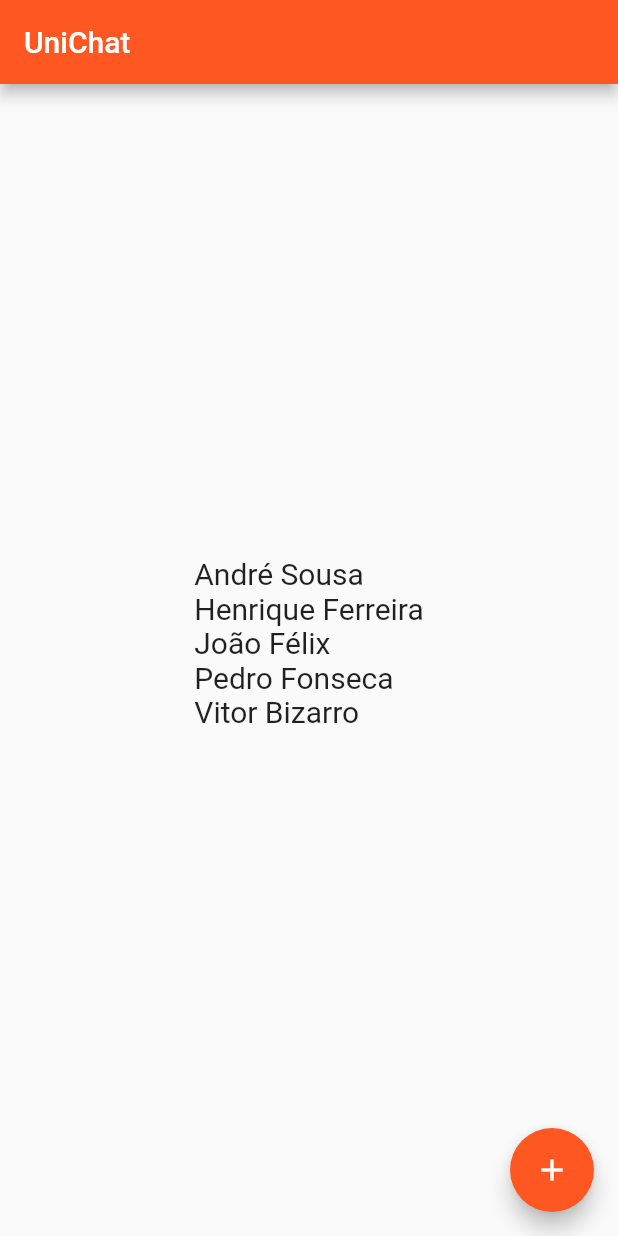
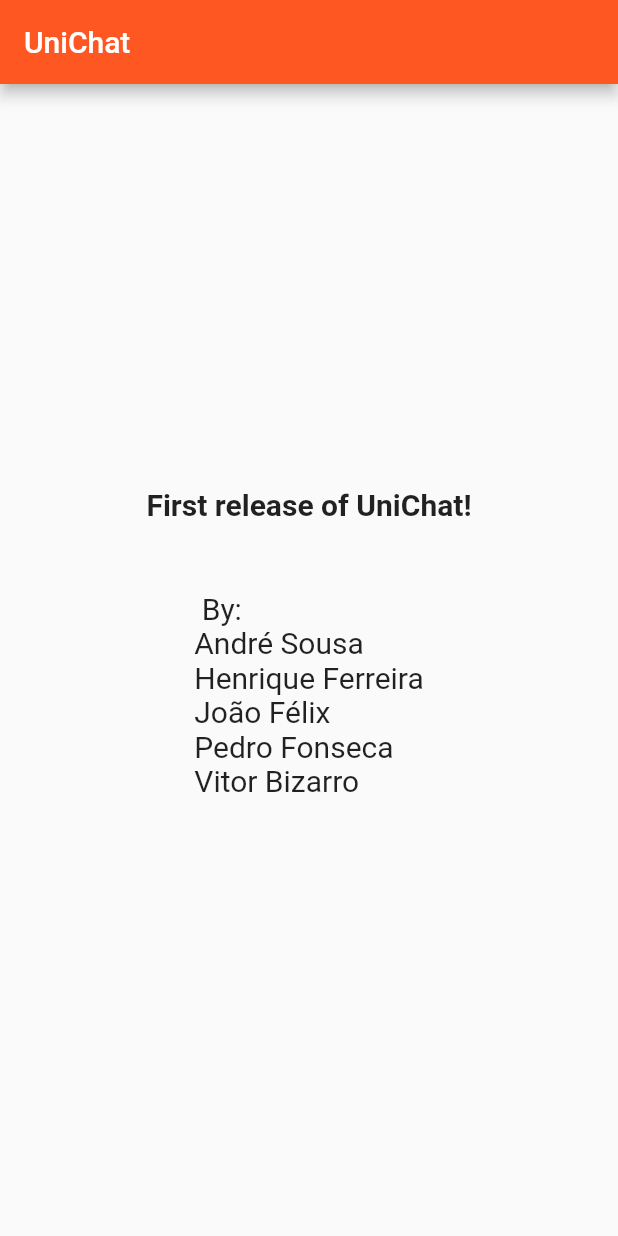
Before and after one commit to afs202005277/UniChat, a Flutter app: the screen it shows after launch, on a phone screen of 412 x 824 dp. Run offline on Flutter 3.47's test engine with Material 2 defaults, Android fonts, the phone set to English and light mode, and no system bars.

Commit message:
Changed APK

```diff
--- a/VerticalProt/vertical_prototype/lib/main.dart
+++ b/VerticalProt/vertical_prototype/lib/main.dart
@@ -11,7 +11,7 @@ class MyApp extends StatelessWidget {
   @override
   Widget build(BuildContext context) {
     return MaterialApp(
-      title: 'Vertical Protype',
+      title: 'Vertical Prototype',
       theme: ThemeData(
         // This is the theme of your application.
         //
@@ -48,19 +48,6 @@ class MyHomePage extends StatefulWidget {
 }
 
 class _MyHomePageState extends State<MyHomePage> {
-  bool _pressed = false;
-
-  void _incrementCounter() {
-    setState(() {
-      // This call to setState tells the Flutter framework that something has
-      // changed in this State, which causes it to rerun the build method below
-      // so that the display can reflect the updated values. If we changed
-      // _counter without calling setState(), then the build method would not be
-      // called again, and so nothing would appear to happen.
-      _pressed = true;
-    });
-  }
-
   @override
   Widget build(BuildContext context) {
     const double custFontSize = 20;
@@ -97,20 +84,14 @@ class _MyHomePageState extends State<MyHomePage> {
           mainAxisAlignment: MainAxisAlignment.center,
           children: <Widget>[
             const Text(
-                  'André Sousa\nHenrique Ferreira\nJoão Félix\nPedro Fonseca\nVitor Bizarro\n',
+                'First release of UniChat!',
+                style: TextStyle(fontSize: custFontSize, fontWeight: FontWeight.bold)),
+            const Text(
+                '\n\n By: \nAndré Sousa\nHenrique Ferreira\nJoão Félix\nPedro Fonseca\nVitor Bizarro\n',
                 style: TextStyle(fontSize: custFontSize)),
-
           ],
-            children: <Widget>[
-
-            ]
         ),
       ),
-
-        floatingActionButton: FloatingActionButton(
-          onPressed: _incrementCounter,
-          tooltip: 'Increment',
-          child: const Icon(Icons.add),
-        ));
+    );
   }
 }
```
Also changed, not shown: 1 other file. Lines whose indentation alone changed are shown as unchanged.
